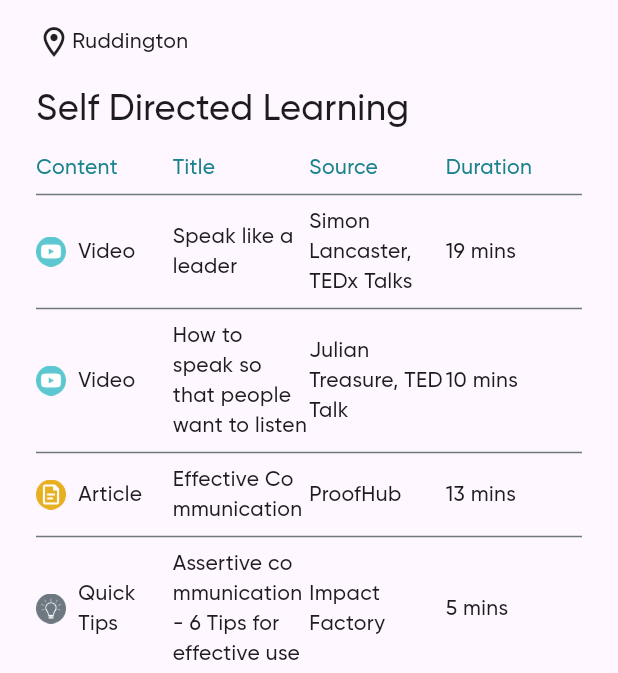
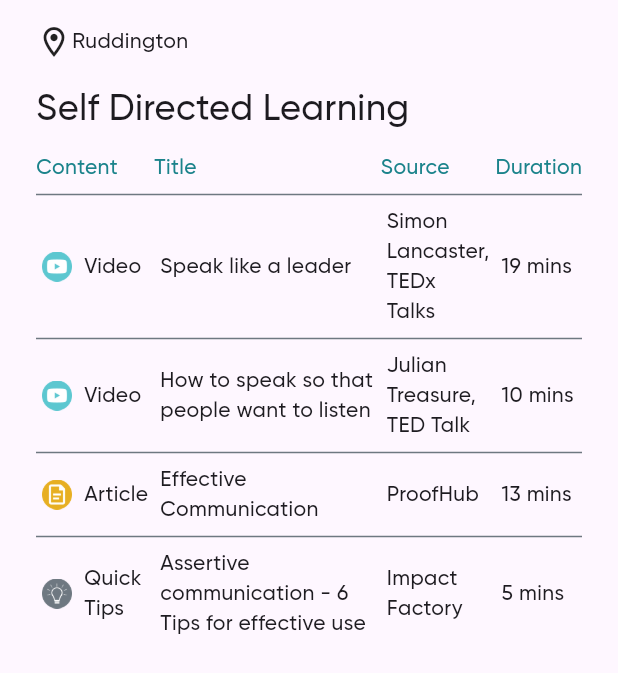
Before and after one commit to BelchieBen/I-Learn, a Flutter app: the screen it shows after launch, after a tap on "Time Management", on a phone screen of 412 x 824 dp, the part 563-1236 px from its top. Run offline on Flutter 3.47's test engine with Material 2 defaults, Android fonts, the phone set to English and light mode, and no system bars.

Commit message:
Adjusted table cell padding and made table columns flexible

```diff
--- a/lib/src/pages/courses/course_detail.dart
+++ b/lib/src/pages/courses/course_detail.dart
@@ -190,7 +190,15 @@ class _CourseDetailPageState extends State<CourseDetailPage> {
                     Table(
                       border: const TableBorder(
                         horizontalInside: BorderSide(
-                              color: Color.fromRGBO(110, 120, 129, 1))),
+                          color: Color.fromRGBO(110, 120, 129, 1),
+                        ),
+                      ),
+                      columnWidths: const <int, TableColumnWidth>{
+                        0: IntrinsicColumnWidth(),
+                        1: IntrinsicColumnWidth(),
+                        2: IntrinsicColumnWidth(),
+                        3: IntrinsicColumnWidth(),
+                      },
                       children: <TableRow>[
                         TableRow(
                           children: [
@@ -217,7 +225,7 @@ class _CourseDetailPageState extends State<CourseDetailPage> {
                                     TableCellVerticalAlignment.middle,
                                 child: Padding(
                                   padding:
-                                      const EdgeInsets.fromLTRB(0, 8, 0, 8),
+                                      const EdgeInsets.fromLTRB(4, 8, 4, 8),
                                   child: Row(
                                     children: [
                                       Image.asset(
@@ -238,7 +246,7 @@ class _CourseDetailPageState extends State<CourseDetailPage> {
                                     TableCellVerticalAlignment.middle,
                                 child: Padding(
                                   padding:
-                                      const EdgeInsets.fromLTRB(0, 8, 0, 8),
+                                      const EdgeInsets.fromLTRB(4, 8, 4, 8),
                                   child: Text(learningItem["title"]!),
                                 ),
                               ),
@@ -247,7 +255,7 @@ class _CourseDetailPageState extends State<CourseDetailPage> {
                                     TableCellVerticalAlignment.middle,
                                 child: Padding(
                                   padding:
-                                      const EdgeInsets.fromLTRB(0, 8, 0, 8),
+                                      const EdgeInsets.fromLTRB(4, 8, 4, 8),
                                   child: Text(learningItem["source"]!),
                                 ),
                               ),
@@ -256,7 +264,7 @@ class _CourseDetailPageState extends State<CourseDetailPage> {
                                     TableCellVerticalAlignment.middle,
                                 child: Padding(
                                   padding:
-                                      const EdgeInsets.fromLTRB(0, 8, 0, 8),
+                                      const EdgeInsets.fromLTRB(4, 8, 4, 8),
                                   child: Text(learningItem["duration"]!),
                                 ),
                               ),
@@ -276,7 +284,9 @@ class _CourseDetailPageState extends State<CourseDetailPage> {
                           ),
                         );
                       },
-                        child: Text("Book A Session"))
+                      child: Text("Book A Session"),
+                    ),
+                    const SizedBox(height: 16),
                   ],
                 ),
               ),
```
Lines whose indentation alone changed are shown as unchanged.
